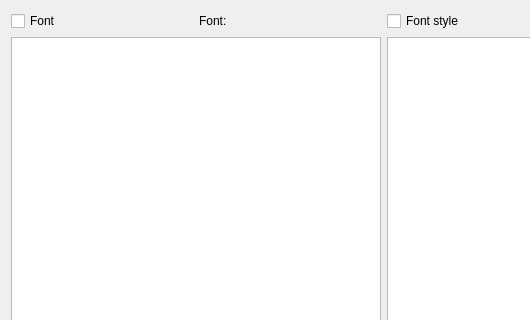
Before: the Qt Designer form src/kfontchooserwidget.ui in KDE/kwidgetsaddons, drawn with Qt 5; both pictures show x 0 to 530 and y 0 to 320 of the 1029 by 838 pixel window.
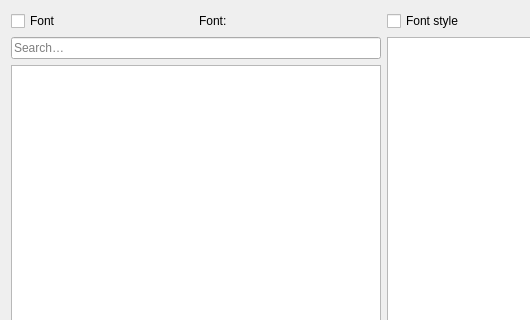
After: the same form once the commit is applied.

Commit message:
kfontchooser: Add search field for font family list
The list can be long, let's provide a filter.

```diff
--- a/src/kfontchooserwidget.ui
+++ b/src/kfontchooserwidget.ui
@@ -76,6 +76,16 @@
            </item>
           </layout>
          </item>
+         <item>
+          <widget class="QLineEdit" name="searchEdit">
+           <property name="placeholderText">
+            <string>Search…</string>
+           </property>
+           <property name="clearButtonEnabled">
+            <bool>true</bool>
+           </property>
+          </widget>
+         </item>
          <item>
           <widget class="QListWidget" name="familyListWidget"/>
          </item>
```
The commit also changes 1 other file.
